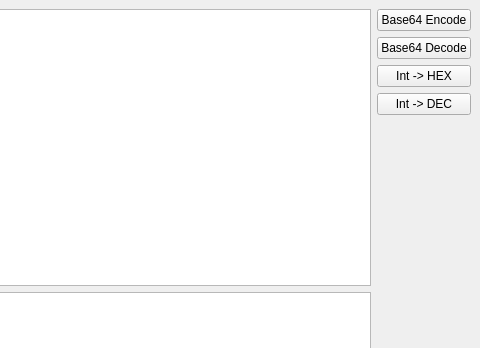
First picture: the form in mainwindow.ui, repository mengguang/SimpleCodec, before the edit; both pictures show x 320 to 800 and y 0 to 348 of the 800 by 600 pixel window.
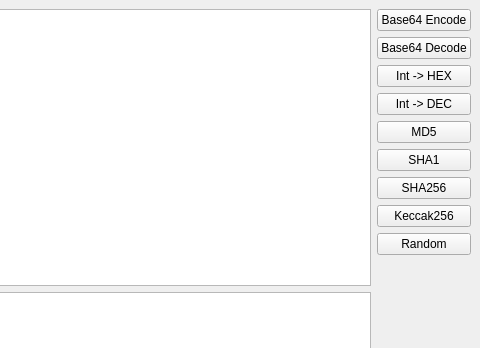
Second picture: the form after the edit.

Commit message: add hash and random.

```diff
--- a/mainwindow.ui
+++ b/mainwindow.ui
@@ -60,6 +60,41 @@
           </property>
          </widget>
         </item>
+        <item>
+         <widget class="QPushButton" name="btnHashMD5">
+          <property name="text">
+           <string>MD5</string>
+          </property>
+         </widget>
+        </item>
+        <item>
+         <widget class="QPushButton" name="btnHashSHA1">
+          <property name="text">
+           <string>SHA1</string>
+          </property>
+         </widget>
+        </item>
+        <item>
+         <widget class="QPushButton" name="btnHashSHA256">
+          <property name="text">
+           <string>SHA256</string>
+          </property>
+         </widget>
+        </item>
+        <item>
+         <widget class="QPushButton" name="btnHashKeccak256">
+          <property name="text">
+           <string>Keccak256</string>
+          </property>
+         </widget>
+        </item>
+        <item>
+         <widget class="QPushButton" name="btnRandom">
+          <property name="text">
+           <string>Random</string>
+          </property>
+         </widget>
+        </item>
         <item>
          <spacer name="verticalSpacer">
           <property name="orientation">
```
The commit also changes 2 other files.
